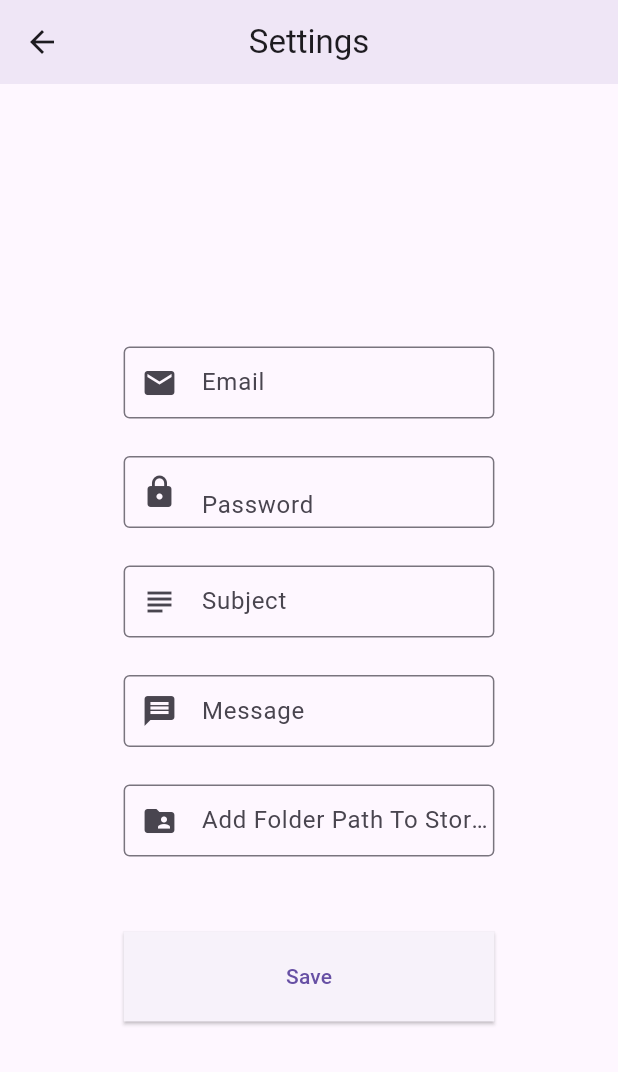
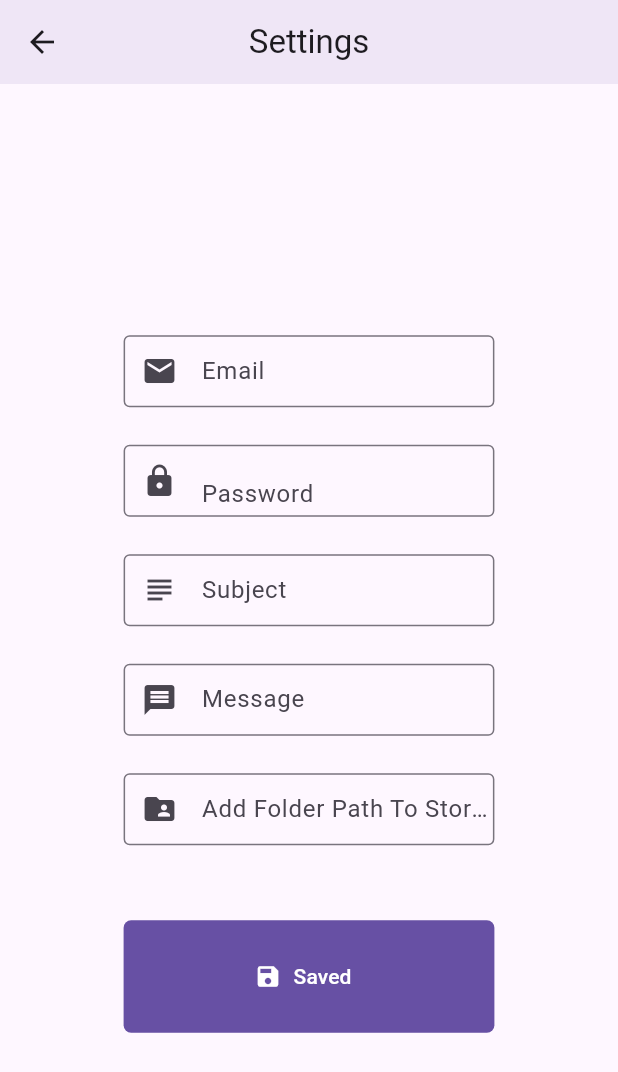
Before and after one commit to dhaneshkumarTech/mail_processor, a Flutter app: the SettingsView screen opened by its route, after a tap on "Save", on a phone screen of 412 x 824 dp. Shown: the top 1072 px of the screen. Run offline on Flutter 3.47's test engine with Material 2 defaults, Android fonts, the phone set to English and light mode, and no system bars; our stand-ins replace csv, file_picker, shared_preferences, stacked, stacked_services, stacked_shared; missing offline and left inert: file_selector, mailer, syncfusion_flutter_pdfviewer; accounts and stored records are empty.

Commit message:
style: changes in home and settings view

```diff
--- a/lib/ui/views/settings/settings_view.dart
+++ b/lib/ui/views/settings/settings_view.dart
@@ -91,17 +91,14 @@ class SettingsView extends StackedView<SettingsViewModel> {
                   onTap: viewModel.fetchFolderPath,
                 ),
                 verticalSpaceLarge,
-                ElevatedButton(
-                  onPressed: () async {
-                    await viewModel.save();
-                  },
-                  child: viewModel.isBusy
-                      ? const CircularProgressIndicator.adaptive()
-                      : const Text('Save'),
+                FilledButton.icon(
+                  onPressed: viewModel.save,
+                  icon: const Icon(Icons.save),
+                  label: Text(viewModel.saveText),
                   style: ElevatedButton.styleFrom(
-                    minimumSize: const Size(double.infinity, 60),
+                    minimumSize: const Size(double.infinity, 75),
                     shape: RoundedRectangleBorder(
-                      borderRadius: BorderRadius.circular(0),
+                      borderRadius: BorderRadius.circular(5),
                     ),
                   ),
                 ),
--- a/lib/ui/views/settings/settings_viewmodel.dart
+++ b/lib/ui/views/settings/settings_viewmodel.dart
@@ -3,11 +3,9 @@ import 'package:mail_processor/app/app.locator.dart';
 import 'package:mail_processor/main.dart';
 import 'package:mail_processor/services/file_picker_service.dart';
 import 'package:stacked/stacked.dart';
-import 'package:stacked_services/stacked_services.dart';
 
 class SettingsViewModel extends BaseViewModel {
   final _filePickerService = locator<FilePickerService>();
-  final _snackBarService = locator<SnackbarService>();
 
   List<TextEditingController> controllers = [
     TextEditingController(),
@@ -17,6 +15,7 @@ class SettingsViewModel extends BaseViewModel {
     TextEditingController(),
   ];
 
+  String saveText = 'Save';
   bool obscureText = true;
 
   void toggleObscureText() {
@@ -36,11 +35,11 @@ class SettingsViewModel extends BaseViewModel {
         sp.setString('controller${controllers.indexOf(element)}', element.text),
       );
     }
-
-    _snackBarService.showSnackbar(
-      message: 'Settings saved',
-      duration: const Duration(seconds: 1),
-    );
+    saveText = 'Saved';
+    notifyListeners();
+    await Future.delayed(const Duration(seconds: 2));
+    saveText = 'Save';
+    notifyListeners();
   }
 
   Future<void> fetchFolderPath() async {
```
Also changed, not shown: lib/ui/views/home/home_view.dart (+39 -35 lines), 2 other files.
